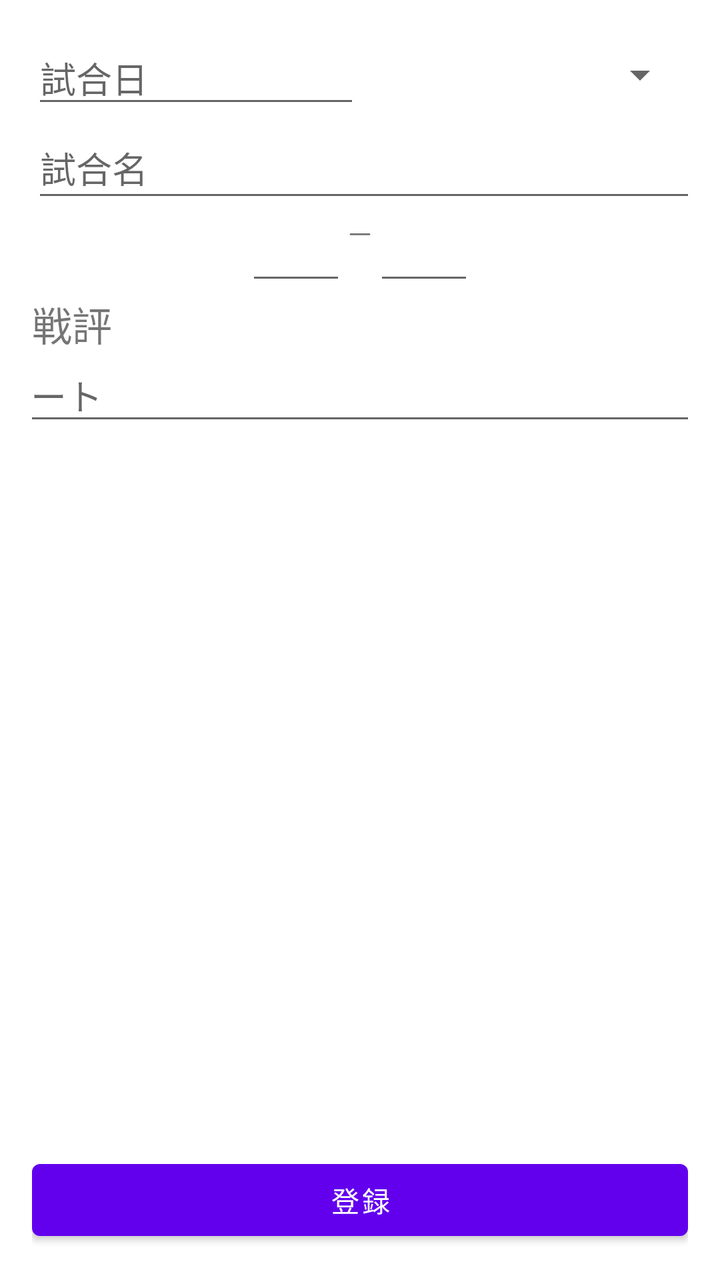
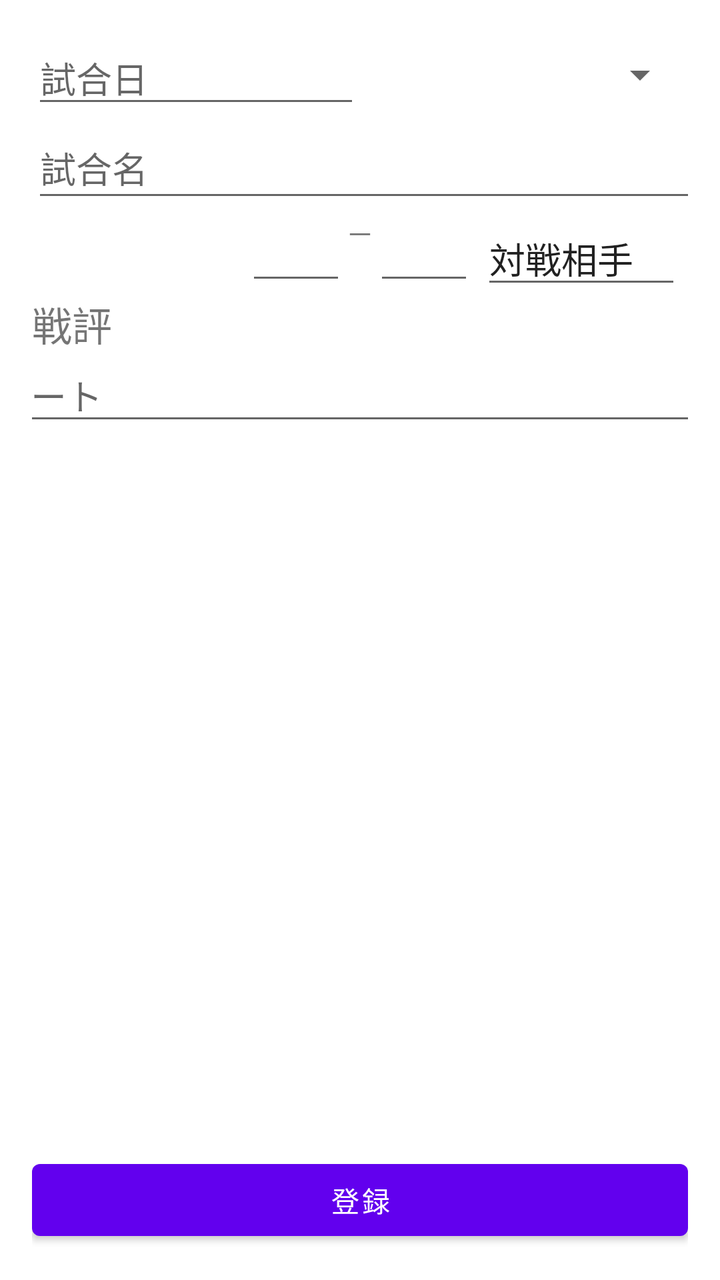

An Android layout rendered at two revisions. The XML below is the earlier revision; the diff shows what the commit changed to produce the second picture.
<!-- AndroidManifest.xml: application theme Theme.Tennisnote -->
<!-- res/layout/fragment_note.xml -->
<?xml version="1.0" encoding="utf-8"?>
<layout>
    <androidx.constraintlayout.widget.ConstraintLayout xmlns:android="http://schemas.android.com/apk/res/android"
        xmlns:app="http://schemas.android.com/apk/res-auto"
        xmlns:tools="http://schemas.android.com/tools"
        android:layout_width="match_parent"
        android:layout_height="match_parent"
        android:padding="16dp">

        <EditText
            android:id="@+id/match_date"
            android:layout_width="0dp"
            android:layout_height="43dp"
            android:hint="@string/note_match_date"
            android:inputType="none"
            app:layout_constraintEnd_toStartOf="@+id/match_type"
            app:layout_constraintStart_toStartOf="parent"
            app:layout_constraintTop_toTopOf="parent"
            app:layout_constraintWidth_percent="0.5" />

        <Spinner
            android:id="@+id/match_type"
            android:layout_width="0dp"
            android:layout_height="43dp"
            app:layout_constraintEnd_toEndOf="parent"
            app:layout_constraintStart_toEndOf="@+id/match_date"
            app:layout_constraintTop_toTopOf="parent"
            app:layout_constraintWidth_percent="0.5" />

        <EditText
            android:id="@+id/match_name"
            android:layout_width="379dp"
            android:layout_height="47dp"
            android:ems="10"
            android:hint="@string/note_match_name"
            android:inputType="text"
            app:layout_constraintStart_toStartOf="@+id/match_date"
            app:layout_constraintTop_toBottomOf="@+id/match_date" />

        <EditText
            android:id="@+id/score_self"
            android:layout_width="50dp"
            android:layout_height="wrap_content"
            android:ems="10"
            android:inputType="text"
            app:layout_constraintTop_toBottomOf="@id/match_name"
            app:layout_constraintStart_toStartOf="parent"
            app:layout_constraintEnd_toStartOf="@+id/score_hyphen"
            app:layout_constraintHorizontal_chainStyle="packed"
            app:layout_constraintHorizontal_bias="0.5" />

        <TextView
            android:id="@+id/score_hyphen"
            android:layout_width="wrap_content"
            android:layout_height="wrap_content"
            android:text="－"
            app:layout_constraintStart_toEndOf="@+id/score_self"
            app:layout_constraintEnd_toStartOf="@+id/score_opponent"
            app:layout_constraintTop_toBottomOf="@id/match_name" />

        <EditText
            android:id="@+id/score_opponent"
            android:layout_width="50dp"
            android:layout_height="wrap_content"
            android:ems="10"
            android:inputType="text"
            app:layout_constraintStart_toEndOf="@+id/score_hyphen"
            app:layout_constraintEnd_toEndOf="parent"
            app:layout_constraintTop_toBottomOf="@id/match_name" />

        <TextView
            android:id="@+id/title_look_back"
            android:layout_width="wrap_content"
            android:layout_height="wrap_content"
            android:textSize="20dp"
            android:text="@string/note_title_look_back"
            app:layout_constraintStart_toStartOf="@+id/match_date"
            app:layout_constraintTop_toBottomOf="@id/score_self"/>

        <EditText
            android:id="@+id/looking_back_game"
            android:layout_width="374dp"
            android:layout_height="41dp"
            android:ems="10"
            android:inputType="text"
            android:hint="@string/note_look_back"
            app:layout_constraintEnd_toEndOf="parent"
            app:layout_constraintHorizontal_bias="0.5"
            app:layout_constraintStart_toStartOf="parent"
            app:layout_constraintTop_toBottomOf="@id/title_look_back" />

        <Button
            android:id="@+id/register_button"
            android:layout_width="match_parent"
            android:layout_height="wrap_content"
            android:text="登録"
            app:layout_constraintLeft_toLeftOf="parent"
            app:layout_constraintBottom_toBottomOf="parent"
            app:layout_constraintEnd_toEndOf="parent"
            />
    </androidx.constraintlayout.widget.ConstraintLayout>
</layout>
<!-- resources referenced by this layout -->
<resources>
  <string name="note_look_back">ノート</string>
  <string name="note_match_date">試合日</string>
  <string name="note_match_name">試合名</string>
  <string name="note_title_look_back">戦評</string>
  <style name="Theme.Tennisnote" parent="Theme.MaterialComponents.DayNight.DarkActionBar">
          
          <item name="colorPrimary">@color/purple_500</item>
          <item name="colorPrimaryVariant">@color/purple_700</item>
          <item name="colorOnPrimary">@color/white</item>
          
          <item name="colorSecondary">@color/teal_200</item>
          <item name="colorSecondaryVariant">@color/teal_700</item>
          <item name="colorOnSecondary">@color/black</item>
          
          <item name="android:statusBarColor">?attr/colorPrimaryVariant</item>
          
      </style>
  <color name="purple_500">#FF6200EE</color>
  <color name="purple_700">#FF3700B3</color>
  <color name="white">#FFFFFFFF</color>
  <color name="teal_200">#FF03DAC5</color>
  <color name="teal_700">#FF018786</color>
  <color name="black">#FF000000</color>
</resources>

<!-- the commit's change to res/layout/fragment_note.xml (unified diff, before → after) -->
@@ -1,11 +1,33 @@
 <?xml version="1.0" encoding="utf-8"?>
 <layout>
-    <androidx.constraintlayout.widget.ConstraintLayout xmlns:android="http://schemas.android.com/apk/res/android"
+    <androidx.constraintlayout.widget.ConstraintLayout
+        xmlns:android="http://schemas.android.com/apk/res/android"
         xmlns:app="http://schemas.android.com/apk/res-auto"
         xmlns:tools="http://schemas.android.com/tools"
         android:layout_width="match_parent"
         android:layout_height="match_parent"
         android:padding="16dp">
+
+        <TextView
+            android:id="@+id/match_date_id"
+            android:layout_width="wrap_content"
+            android:layout_height="wrap_content"
+            android:visibility="gone"
+            app:layout_constraintLeft_toLeftOf="parent"
+            app:layout_constraintBottom_toBottomOf="parent"
+            app:layout_constraintTop_toTopOf="parent"
+            app:layout_constraintTop_toBottomOf="parent"
+            />
+        <TextView
+            android:id="@+id/match_id"
+            android:layout_width="wrap_content"
+            android:layout_height="wrap_content"
+            android:visibility="gone"
+            app:layout_constraintLeft_toLeftOf="parent"
+            app:layout_constraintBottom_toBottomOf="parent"
+            app:layout_constraintTop_toTopOf="parent"
+            app:layout_constraintTop_toBottomOf="parent"
+            />
 
         <EditText
             android:id="@+id/match_date"
@@ -42,7 +64,7 @@
             android:layout_width="50dp"
             android:layout_height="wrap_content"
             android:ems="10"
-            android:inputType="text"
+            android:inputType="number"
             app:layout_constraintTop_toBottomOf="@id/match_name"
             app:layout_constraintStart_toStartOf="parent"
             app:layout_constraintEnd_toStartOf="@+id/score_hyphen"
@@ -63,10 +85,20 @@
             android:layout_width="50dp"
             android:layout_height="wrap_content"
             android:ems="10"
-            android:inputType="text"
+            android:inputType="number"
             app:layout_constraintStart_toEndOf="@+id/score_hyphen"
             app:layout_constraintEnd_toEndOf="parent"
             app:layout_constraintTop_toBottomOf="@id/match_name" />
+
+        <EditText
+            android:id="@+id/opponent"
+            android:layout_width="100dp"
+            android:layout_height="wrap_content"
+            android:text="対戦相手"
+            app:layout_constraintStart_toEndOf="@id/score_opponent"
+            app:layout_constraintEnd_toEndOf="parent"
+            app:layout_constraintTop_toBottomOf="@id/match_name" />
+            />
 
         <TextView
             android:id="@+id/title_look_back"
@@ -94,7 +126,7 @@
             android:layout_width="match_parent"
             android:layout_height="wrap_content"
             android:text="登録"
-            app:layout_constraintLeft_toLeftOf="parent"
+            app:layout_constraintStart_toStartOf="parent"
             app:layout_constraintBottom_toBottomOf="parent"
             app:layout_constraintEnd_toEndOf="parent"
             />
